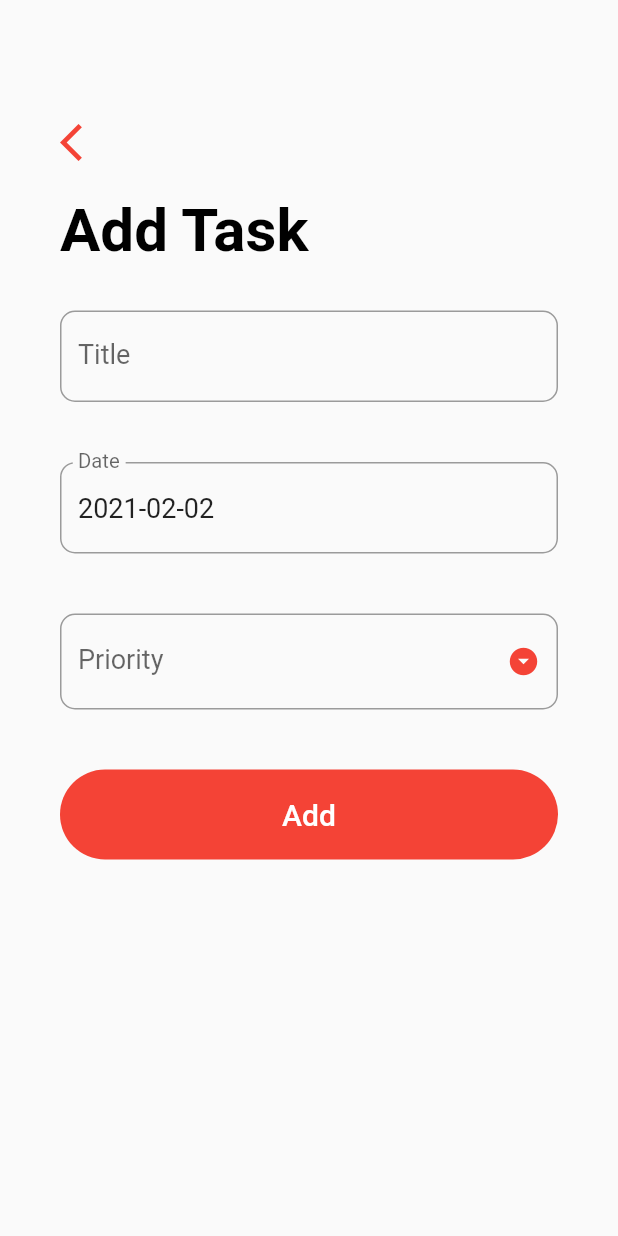
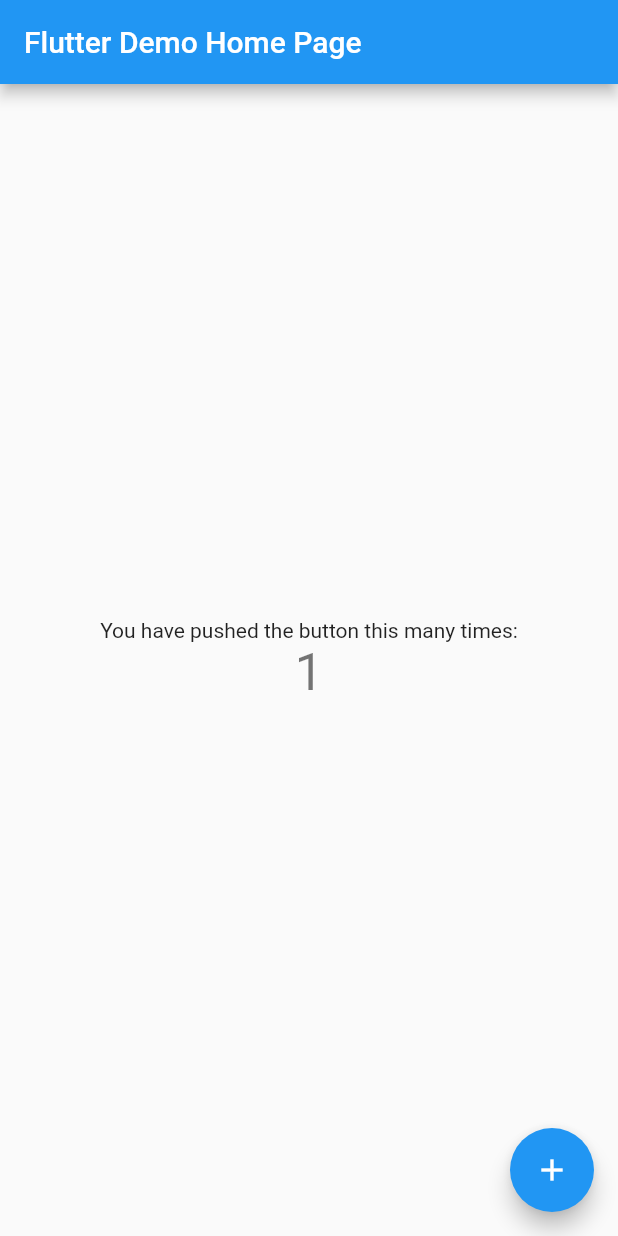
Before and after one commit to PrathmeshSadake/v4, a Flutter app: the screen it shows after launch, after a tap on the "add" icon, on a phone screen of 412 x 824 dp. Run offline on Flutter 3.47's test engine with Material 2 defaults, Android fonts, the phone set to English and light mode, and no system bars.

Commit message:
Iniitial app setup

```diff
--- a/lib/helpers/database_helper.dart
+++ /dev/null
@@ -1,89 +0,0 @@
-import 'dart:io';
-
-import '../models/task_model.dart';
-import 'package:path_provider/path_provider.dart';
-import 'package:sqflite/sqflite.dart';
-
-class DatabaseHelper {
-  static final DatabaseHelper instance = DatabaseHelper._instance();
-  static Database _db;
-
-  DatabaseHelper._instance();
-
-  String tasksTable = 'task_table';
-  String colId = 'id';
-  String colTitle = 'title';
-  String colDate = 'date';
-  String colPriority = 'priority';
-  String colStatus = 'status';
-
-  // Task Tables
-  // Id | Title | Date | Priority | Status
-  // 0     ''      ''      ''         0
-  // 2     ''      ''      ''         0
-  // 3     ''      ''      ''         0
-
-  Future<Database> get db async {
-    if (_db == null) {
-      _db = await _initDb();
-    }
-    return _db;
-  }
-
-  Future<Database> _initDb() async {
-    Directory dir = await getApplicationDocumentsDirectory();
-    String path = dir.path + '/scheduler.db';
-    final todoListDb =
-        await openDatabase(path, version: 1, onCreate: _createDb);
-    return todoListDb;
-  }
-
-  void _createDb(Database db, int version) async {
-    await db.execute(
-      'CREATE TABLE $tasksTable($colId INTEGER PRIMARY KEY AUTOINCREMENT, $colTitle TEXT, $colDate TEXT, $colPriority TEXT, $colStatus INTEGER)',
-    );
-  }
-
-  Future<List<Map<String, dynamic>>> getTaskMapList() async {
-    Database db = await this.db;
-    final List<Map<String, dynamic>> result = await db.query(tasksTable);
-    return result;
-  }
-
-  Future<List<Task>> getTaskList() async {
-    final List<Map<String, dynamic>> taskMapList = await getTaskMapList();
-    final List<Task> taskList = [];
-    taskMapList.forEach((taskMap) {
-      taskList.add(Task.fromMap(taskMap));
-    });
-    taskList.sort((taskA, taskB) => taskA.date.compareTo(taskB.date));
-    return taskList;
-  }
-
-  Future<int> insertTask(Task task) async {
-    Database db = await this.db;
-    final int result = await db.insert(tasksTable, task.toMap());
-    return result;
-  }
-
-  Future<int> updateTask(Task task) async {
-    Database db = await this.db;
-    final int result = await db.update(
-      tasksTable,
-      task.toMap(),
-      where: '$colId = ?',
-      whereArgs: [task.id],
-    );
-    return result;
-  }
-
-  Future<int> deleteTask(int id) async {
-    Database db = await this.db;
-    final int result = await db.delete(
-      tasksTable,
-      where: '$colId = ?',
-      whereArgs: [id],
-    );
-    return result;
-  }
-}
--- a/lib/main.dart
+++ b/lib/main.dart
@@ -1,6 +1,4 @@
 import 'package:flutter/material.dart';
-
-import './screens/todo_list_screen.dart';
 
 void main() {
   runApp(MyApp());
@@ -12,11 +10,108 @@ class MyApp extends StatelessWidget {
   Widget build(BuildContext context) {
     return MaterialApp(
       title: 'Flutter Demo',
-      debugShowCheckedModeBanner: false,
       theme: ThemeData(
-        primarySwatch: Colors.red,
+        // This is the theme of your application.
+        //
+        // Try running your application with "flutter run". You'll see the
+        // application has a blue toolbar. Then, without quitting the app, try
+        // changing the primarySwatch below to Colors.green and then invoke
+        // "hot reload" (press "r" in the console where you ran "flutter run",
+        // or simply save your changes to "hot reload" in a Flutter IDE).
+        // Notice that the counter didn't reset back to zero; the application
+        // is not restarted.
+        primarySwatch: Colors.blue,
+        // This makes the visual density adapt to the platform that you run
+        // the app on. For desktop platforms, the controls will be smaller and
+        // closer together (more dense) than on mobile platforms.
+        visualDensity: VisualDensity.adaptivePlatformDensity,
       ),
-      home: TodoListScreen(),
+      home: MyHomePage(title: 'Flutter Demo Home Page'),
     );
   }
 }
+
+class MyHomePage extends StatefulWidget {
+  MyHomePage({Key key, this.title}) : super(key: key);
+
+  // This widget is the home page of your application. It is stateful, meaning
+  // that it has a State object (defined below) that contains fields that affect
+  // how it looks.
+
+  // This class is the configuration for the state. It holds the values (in this
+  // case the title) provided by the parent (in this case the App widget) and
+  // used by the build method of the State. Fields in a Widget subclass are
+  // always marked "final".
+
+  final String title;
+
+  @override
+  _MyHomePageState createState() => _MyHomePageState();
+}
+
+class _MyHomePageState extends State<MyHomePage> {
+  int _counter = 0;
+
+  void _incrementCounter() {
+    setState(() {
+      // This call to setState tells the Flutter framework that something has
+      // changed in this State, which causes it to rerun the build method below
+      // so that the display can reflect the updated values. If we changed
+      // _counter without calling setState(), then the build method would not be
+      // called again, and so nothing would appear to happen.
+      _counter++;
+    });
+  }
+
+  @override
+  Widget build(BuildContext context) {
+    // This method is rerun every time setState is called, for instance as done
+    // by the _incrementCounter method above.
+    //
+    // The Flutter framework has been optimized to make rerunning build methods
+    // fast, so that you can just rebuild anything that needs updating rather
+    // than having to individually change instances of widgets.
+    return Scaffold(
+      appBar: AppBar(
+        // Here we take the value from the MyHomePage object that was created by
+        // the App.build method, and use it to set our appbar title.
+        title: Text(widget.title),
+      ),
+      body: Center(
+        // Center is a layout widget. It takes a single child and positions it
+        // in the middle of the parent.
+        child: Column(
+          // Column is also a layout widget. It takes a list of children and
+          // arranges them vertically. By default, it sizes itself to fit its
+          // children horizontally, and tries to be as tall as its parent.
+          //
+          // Invoke "debug painting" (press "p" in the console, choose the
+          // "Toggle Debug Paint" action from the Flutter Inspector in Android
+          // Studio, or the "Toggle Debug Paint" command in Visual Studio Code)
+          // to see the wireframe for each widget.
+          //
+          // Column has various properties to control how it sizes itself and
+          // how it positions its children. Here we use mainAxisAlignment to
+          // center the children vertically; the main axis here is the vertical
+          // axis because Columns are vertical (the cross axis would be
+          // horizontal).
+          mainAxisAlignment: MainAxisAlignment.center,
+          children: <Widget>[
+            Text(
+              'You have pushed the button this many times:',
+            ),
+            Text(
+              '$_counter',
+              style: Theme.of(context).textTheme.headline4,
+            ),
+          ],
+        ),
+      ),
+      floatingActionButton: FloatingActionButton(
+        onPressed: _incrementCounter,
+        tooltip: 'Increment',
+        child: Icon(Icons.add),
+      ), // This trailing comma makes auto-formatting nicer for build methods.
+    );
+  }
+}
--- a/lib/models/task_model.dart
+++ /dev/null
@@ -1,33 +0,0 @@
-class Task {
-  int id;
-  String title;
-  String priority;
-  DateTime date;
-  int status; //0 - imcomplete, 1- complete
-
-  Task({this.title, this.date, this.priority, this.status});
-  Task.withId({this.title, this.date, this.priority, this.id, this.status});
-
-  Map<String, dynamic> toMap() {
-    final map = Map<String, dynamic>();
-    if (id != null) {
-      map['id'] = id;
-    }
-    map['title'] = title;
-    map['date'] = date.toIso8601String();
-    map['priority'] = priority;
-    map['status'] = status;
-
-    return map;
-  }
-
-  factory Task.fromMap(Map<String, dynamic> map) {
-    return Task.withId(
-      id: map['id'],
-      title: map['title'],
-      priority: map['priority'],
-      date: DateTime.parse(map['date']),
-      status: map['status'],
-    );
-  }
-}
--- a/lib/screens/add_task_screen.dart
+++ /dev/null
@@ -1,242 +0,0 @@
-import 'package:flutter/material.dart';
-import '../helpers/database_helper.dart';
-import '../models/task_model.dart';
-import 'package:intl/intl.dart';
-
-class AddTaskScreen extends StatefulWidget {
-  final Function updateTaskList;
-  final Task task;
-
-  AddTaskScreen({this.updateTaskList, this.task});
-
-  @override
-  _AddTaskScreenState createState() => _AddTaskScreenState();
-}
-
-class _AddTaskScreenState extends State<AddTaskScreen> {
-  final _formKey = GlobalKey<FormState>();
-  String _title = '';
-  String _priority;
-  DateTime _date = DateTime.now();
-  TextEditingController _dateController = TextEditingController();
-
-  final DateFormat _dateFormatter = DateFormat('yyyy-MM-dd');
-  final List<String> _priorities = ['Low', 'Medium', 'High'];
-
-  @override
-  void initState() {
-    super.initState();
-
-    if (widget.task != null) {
-      _title = widget.task.title;
-      _date = widget.task.date;
-      _priority = widget.task.priority;
-    }
-
-    _dateController.text = _dateFormatter.format(_date);
-  }
-
-  @override
-  void dispose() {
-    _dateController.dispose();
-    super.dispose();
-  }
-
-  _handleDatePicker() async {
-    final DateTime date = await showDatePicker(
-      context: context,
-      initialDate: _date,
-      firstDate: DateTime(2000),
-      lastDate: DateTime(2100),
-    );
-    if (date != null && date != _date) {
-      setState(() {
-        _date = date;
-      });
-      _dateController.text = _dateFormatter.format(date);
-    }
-  }
-
-  _delete() {
-    DatabaseHelper.instance.deleteTask(widget.task.id);
-    widget.updateTaskList();
-    Navigator.pop(context);
-  }
-
-  _submit() {
-    if (_formKey.currentState.validate()) {
-      _formKey.currentState.save();
-      print('$_title, $_date, $_priority');
-
-      Task task = Task(title: _title, date: _date, priority: _priority);
-      if (widget.task == null) {
-        // Insert the task to our user's database
-        task.status = 0;
-        DatabaseHelper.instance.insertTask(task);
-      } else {
-        // Update the task
-        task.id = widget.task.id;
-        task.status = widget.task.status;
-        DatabaseHelper.instance.updateTask(task);
-      }
-      widget.updateTaskList();
-      Navigator.pop(context);
-    }
-  }
-
-  @override
-  Widget build(BuildContext context) {
-    return Scaffold(
-      body: GestureDetector(
-        onTap: () => FocusScope.of(context).unfocus(),
-        child: SingleChildScrollView(
-          child: Container(
-            padding: EdgeInsets.symmetric(horizontal: 40.0, vertical: 80.0),
-            child: Column(
-              crossAxisAlignment: CrossAxisAlignment.start,
-              children: <Widget>[
-                GestureDetector(
-                  onTap: () => Navigator.pop(context),
-                  child: Icon(
-                    Icons.arrow_back_ios,
-                    size: 30.0,
-                    color: Theme.of(context).primaryColor,
-                  ),
-                ),
-                SizedBox(height: 20.0),
-                Text(
-                  widget.task == null ? 'Add Task' : 'Update Task',
-                  style: TextStyle(
-                    color: Colors.black,
-                    fontSize: 40.0,
-                    fontWeight: FontWeight.bold,
-                  ),
-                ),
-                SizedBox(height: 10.0),
-                Form(
-                  key: _formKey,
-                  child: Column(
-                    children: <Widget>[
-                      Padding(
-                        padding: EdgeInsets.symmetric(vertical: 20.0),
-                        child: TextFormField(
-                          style: TextStyle(fontSize: 18.0),
-                          decoration: InputDecoration(
-                            labelText: 'Title',
-                            labelStyle: TextStyle(fontSize: 18.0),
-                            border: OutlineInputBorder(
-                              borderRadius: BorderRadius.circular(10.0),
-                            ),
-                          ),
-                          validator: (input) => input.trim().isEmpty
-                              ? 'Please enter a task title'
-                              : null,
-                          onSaved: (input) => _title = input,
-                          initialValue: _title,
-                        ),
-                      ),
-                      Padding(
-                        padding: EdgeInsets.symmetric(vertical: 20.0),
-                        child: TextFormField(
-                          readOnly: true,
-                          controller: _dateController,
-                          style: TextStyle(fontSize: 18.0),
-                          onTap: _handleDatePicker,
-                          decoration: InputDecoration(
-                            labelText: 'Date',
-                            labelStyle: TextStyle(fontSize: 18.0),
-                            border: OutlineInputBorder(
-                              borderRadius: BorderRadius.circular(10.0),
-                            ),
-                          ),
-                        ),
-                      ),
-                      Padding(
-                        padding: EdgeInsets.symmetric(vertical: 20.0),
-                        child: DropdownButtonFormField(
-                          isDense: true,
-                          icon: Icon(Icons.arrow_drop_down_circle),
-                          iconSize: 22.0,
-                          iconEnabledColor: Theme.of(context).primaryColor,
-                          items: _priorities.map((String priority) {
-                            return DropdownMenuItem(
-                              value: priority,
-                              child: Text(
-                                priority,
-                                style: TextStyle(
-                                  color: Colors.black,
-                                  fontSize: 18.0,
-                                ),
-                              ),
-                            );
-                          }).toList(),
-                          style: TextStyle(fontSize: 18.0),
-                          decoration: InputDecoration(
-                            labelText: 'Priority',
-                            labelStyle: TextStyle(fontSize: 18.0),
-                            border: OutlineInputBorder(
-                              borderRadius: BorderRadius.circular(10.0),
-                            ),
-                          ),
-                          validator: (input) => _priority == null
-                              ? 'Please select a priority level'
-                              : null,
-                          onChanged: (value) {
-                            setState(() {
-                              _priority = value;
-                            });
-                          },
-                          value: _priority,
-                        ),
-                      ),
-                      Container(
-                        margin: EdgeInsets.symmetric(vertical: 20.0),
-                        height: 60.0,
-                        width: double.infinity,
-                        decoration: BoxDecoration(
-                          color: Theme.of(context).primaryColor,
-                          borderRadius: BorderRadius.circular(30.0),
-                        ),
-                        child: FlatButton(
-                          child: Text(
-                            widget.task == null ? 'Add' : 'Update',
-                            style: TextStyle(
-                              color: Colors.white,
-                              fontSize: 20.0,
-                            ),
-                          ),
-                          onPressed: _submit,
-                        ),
-                      ),
-                      widget.task != null
-                          ? Container(
-                              margin: EdgeInsets.symmetric(vertical: 20.0),
-                              height: 60.0,
-                              width: double.infinity,
-                              decoration: BoxDecoration(
-                                color: Theme.of(context).primaryColor,
-                                borderRadius: BorderRadius.circular(30.0),
-                              ),
-                              child: FlatButton(
-                                child: Text(
-                                  'Delete',
-                                  style: TextStyle(
-                                    color: Colors.white,
-                                    fontSize: 20.0,
-                                  ),
-                                ),
-                                onPressed: _delete,
-                              ),
-                            )
-                          : SizedBox.shrink(),
-                    ],
-                  ),
-                ),
-              ],
-            ),
-          ),
-        ),
-      ),
-    );
-  }
-}
--- a/lib/screens/todo_list_screen.dart
+++ /dev/null
@@ -1,145 +0,0 @@
-import 'package:flutter/material.dart';
-import '../helpers/database_helper.dart';
-import '../models/task_model.dart';
-import './add_task_screen.dart';
-import 'package:intl/intl.dart';
-
-class TodoListScreen extends StatefulWidget {
-  @override
-  _TodoListScreenState createState() => _TodoListScreenState();
-}
-
-class _TodoListScreenState extends State<TodoListScreen> {
-  Future<List<Task>> _taskList;
-  final DateFormat _dateFormatter = DateFormat('yyyy-MM-dd');
-
-  @override
-  void initState() {
-    super.initState();
-    _updateTaskList();
-  }
-
-  _updateTaskList() {
-    setState(() {
-      _taskList = DatabaseHelper.instance.getTaskList();
-    });
-  }
-
-  Widget _buildTask(Task task) {
-    return Padding(
-      padding: EdgeInsets.symmetric(horizontal: 25.0),
-      child: Column(
-        children: <Widget>[
-          ListTile(
-            title: Text(
-              task.title,
-              style: TextStyle(
-                fontSize: 18.0,
-                decoration: task.status == 0
-                    ? TextDecoration.none
-                    : TextDecoration.lineThrough,
-              ),
-            ),
-            subtitle: Text(
-              '${_dateFormatter.format(task.date)} • ${task.priority}',
-              style: TextStyle(
-                fontSize: 15.0,
-                decoration: task.status == 0
-                    ? TextDecoration.none
-                    : TextDecoration.lineThrough,
-              ),
-            ),
-            trailing: Checkbox(
-              onChanged: (value) {
-                task.status = value ? 1 : 0;
-                DatabaseHelper.instance.updateTask(task);
-                _updateTaskList();
-              },
-              activeColor: Theme.of(context).primaryColor,
-              value: task.status == 1 ? true : false,
-            ),
-            onTap: () => Navigator.push(
-              context,
-              MaterialPageRoute(
-                builder: (_) => AddTaskScreen(
-                  updateTaskList: _updateTaskList,
-                  task: task,
-                ),
-              ),
-            ),
-          ),
-          Divider(),
-        ],
-      ),
-    );
-  }
-
-  @override
-  Widget build(BuildContext context) {
-    return Scaffold(
-      floatingActionButton: FloatingActionButton(
-        backgroundColor: Theme.of(context).primaryColor,
-        child: Icon(Icons.add),
-        onPressed: () => Navigator.push(
-          context,
-          MaterialPageRoute(
-            builder: (_) => AddTaskScreen(
-              updateTaskList: _updateTaskList,
-            ),
-          ),
-        ),
-      ),
-      body: FutureBuilder(
-        future: _taskList,
-        builder: (context, snapshot) {
-          if (!snapshot.hasData) {
-            return Center(
-              child: CircularProgressIndicator(),
-            );
-          }
-
-          final int completedTaskCount = snapshot.data
-              .where((Task task) => task.status == 1)
-              .toList()
-              .length;
-
-          return ListView.builder(
-            padding: EdgeInsets.symmetric(vertical: 80.0),
-            itemCount: 1 + snapshot.data.length,
-            itemBuilder: (BuildContext context, int index) {
-              if (index == 0) {
-                return Padding(
-                  padding:
-                      EdgeInsets.symmetric(horizontal: 40.0, vertical: 20.0),
-                  child: Column(
-                    crossAxisAlignment: CrossAxisAlignment.start,
-                    children: <Widget>[
-                      Text(
-                        'My Tasks',
-                        style: TextStyle(
-                          color: Colors.black,
-                          fontSize: 40.0,
-                          fontWeight: FontWeight.bold,
-                        ),
-                      ),
-                      SizedBox(height: 10.0),
-                      Text(
-                        '$completedTaskCount of ${snapshot.data.length}',
-                        style: TextStyle(
-                          color: Colors.grey,
-                          fontSize: 20.0,
-                          fontWeight: FontWeight.w600,
-                        ),
-                      ),
-                    ],
-                  ),
-                );
-              }
-              return _buildTask(snapshot.data[index - 1]);
-            },
-          );
-        },
-      ),
-    );
-  }
-}
--- a/pubspec.yaml
+++ b/pubspec.yaml
@@ -1,4 +1,4 @@
-name: scheduler
+name: Todoist
 description: A new Flutter project.
 
 # The following line prevents the package from being accidentally published to
@@ -28,9 +28,6 @@ dependencies:
   # The following adds the Cupertino Icons font to your application.
   # Use with the CupertinoIcons class for iOS style icons.
   cupertino_icons: ^1.0.0
-  intl: ^0.16.1
-  sqflite: ^1.3.0
-  path_provider: ^1.6.22
 
 dev_dependencies:
   flutter_test:
```
Also changed, not shown: pubspec.lock, 13 other files.
